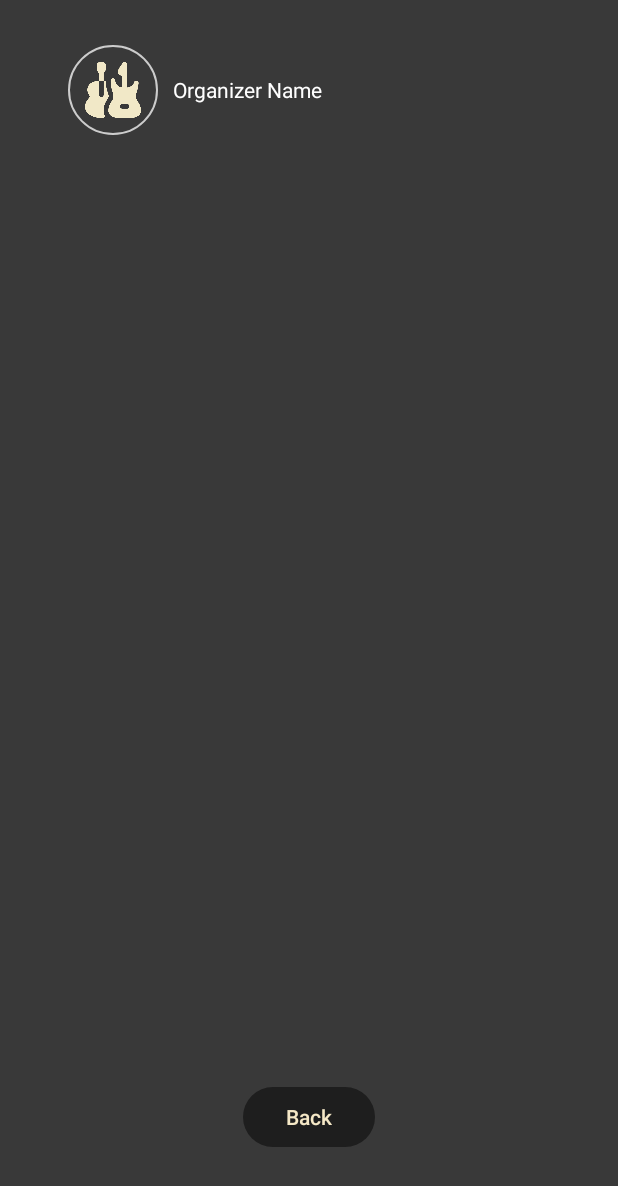
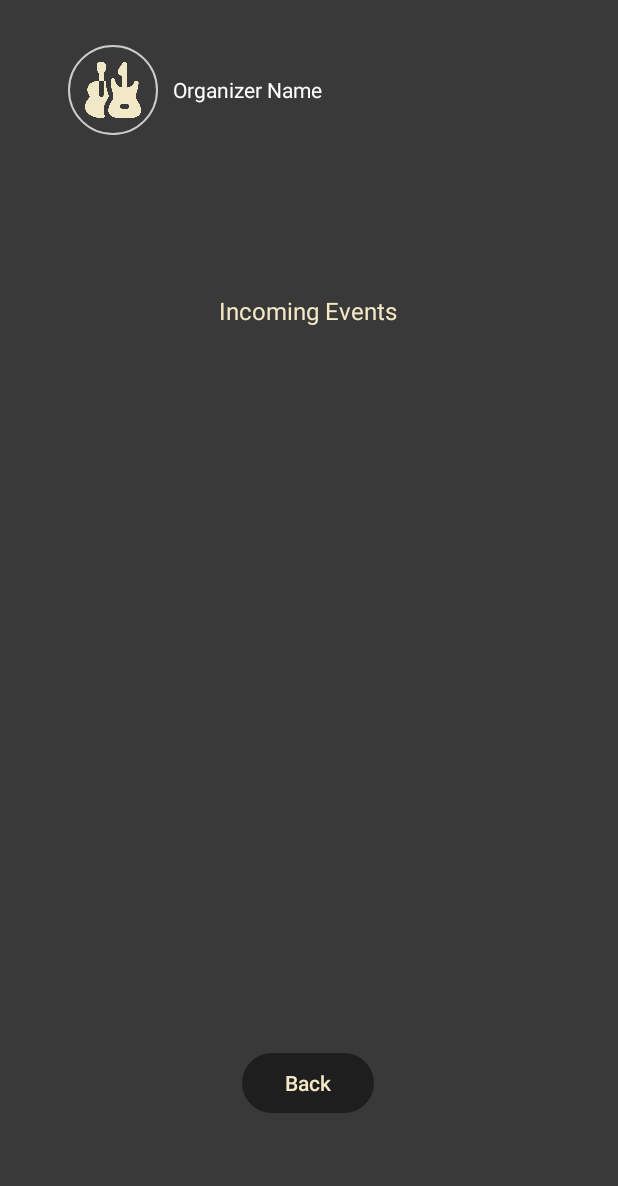
Before and after one commit to PHY5ZEKE/BookABand, an Android app: the EventsBand screen opened directly, with no data from a screen before it, on a phone screen of 412 x 824 dp. Shown: the top 1186 px of the screen. Run offline under Robolectric (Android 15) with nearby library versions, the phone set to English and light mode, and no system bars; our stand-ins replace CircleImageView, Firebase (no records; nobody signed in at launch, a user with empty details on screens opened directly).

Commit message:
layout fixes and labels

```diff
--- a/app/src/main/res/layout/activity_events_band.xml
+++ b/app/src/main/res/layout/activity_events_band.xml
@@ -9,6 +9,19 @@
     <!-- Top LinearLayout -->
 
     <!-- ScrollView wrapping the content -->
+
+    <TextView
+        android:id="@+id/textView29"
+        android:layout_width="wrap_content"
+        android:layout_height="wrap_content"
+        android:layout_marginBottom="12dp"
+        android:text="Incoming Events"
+        android:textColor="#F5E8C7"
+        android:textSize="16sp"
+        app:layout_constraintBottom_toTopOf="@+id/myBookingsRecyclerView"
+        app:layout_constraintEnd_toEndOf="parent"
+        app:layout_constraintHorizontal_bias="0.498"
+        app:layout_constraintStart_toStartOf="parent" />
 
     <LinearLayout
         android:id="@+id/linearLayout7"
@@ -63,17 +76,20 @@
         android:textColor="#F5E8C7"
         app:layout_constraintBottom_toBottomOf="parent"
         app:layout_constraintEnd_toEndOf="parent"
+        app:layout_constraintHorizontal_bias="0.498"
         app:layout_constraintStart_toStartOf="parent"
-        app:layout_constraintTop_toBottomOf="@+id/myBookingsRecyclerView" />
+        app:layout_constraintTop_toBottomOf="@+id/myBookingsRecyclerView"
+        app:layout_constraintVertical_bias="0.282" />
 
     <androidx.recyclerview.widget.RecyclerView
         android:id="@+id/myBookingsRecyclerView"
-        android:layout_width="349dp"
-        android:layout_height="505dp"
+        android:layout_width="359dp"
+        android:layout_height="437dp"
         android:padding="8dp"
         app:layout_constraintBottom_toBottomOf="parent"
         app:layout_constraintEnd_toEndOf="parent"
         app:layout_constraintStart_toStartOf="parent"
-        app:layout_constraintTop_toTopOf="parent" />
+        app:layout_constraintTop_toTopOf="parent"
+        app:layout_constraintVertical_bias="0.595" />
 
 </androidx.constraintlayout.widget.ConstraintLayout>
```
Also changed, not shown: app/src/main/res/layout/activity_event_user.xml (+18 -4 lines), app/src/main/res/layout/activity_my_bookings.xml (+13 -1 lines), app/src/main/res/layout/activity_my_bookings_band.xml (+7 -6 lines), app/src/main/res/layout/booking_item.xml (+32 -21 lines), app/src/main/res/layout/event_recycler.xml (+6 -9 lines).
